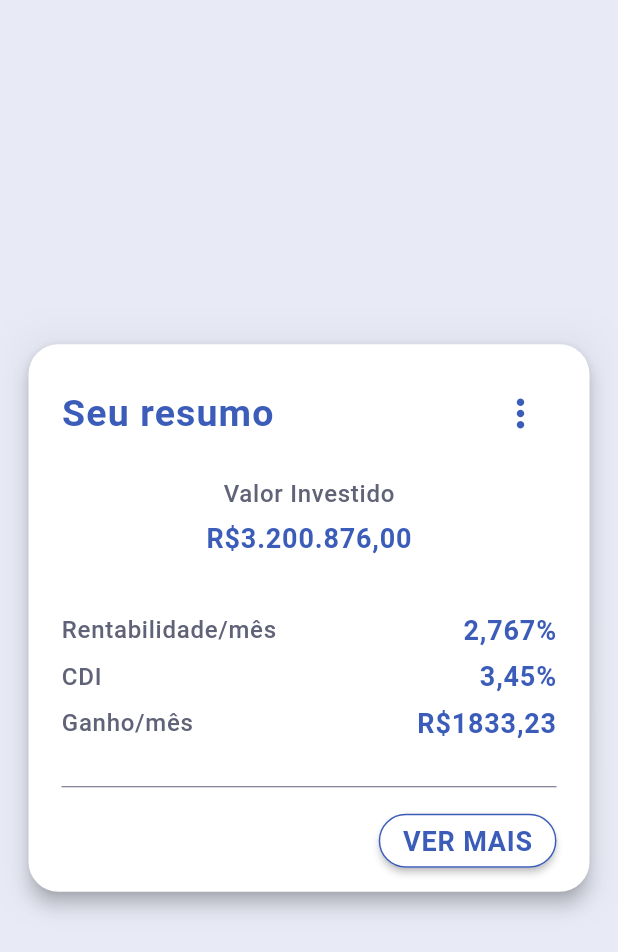
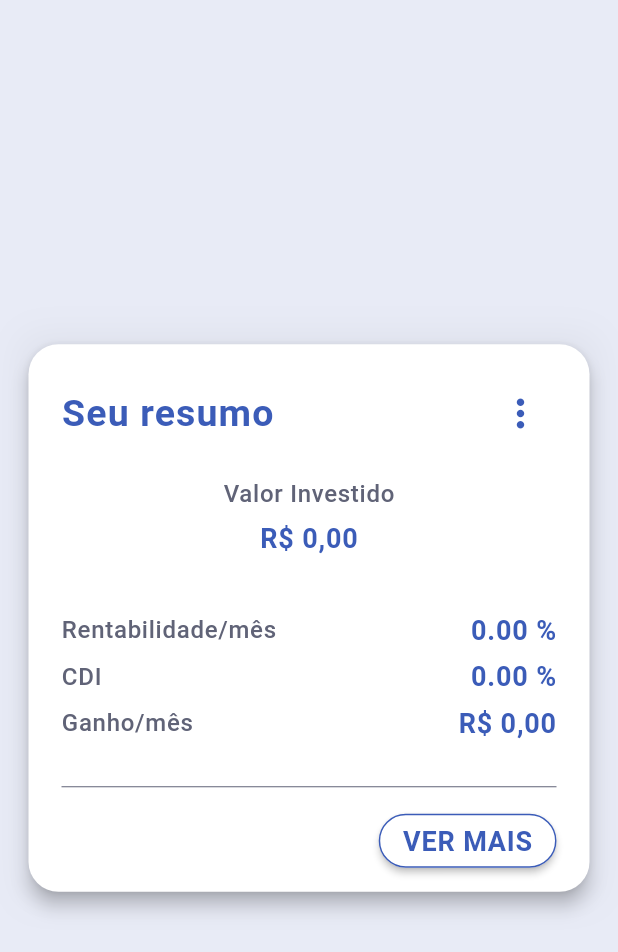
Before and after one commit to FelipeQueFez/challenge-fliper, a Flutter app: the screen it shows after launch, on a phone screen of 412 x 824 dp. Shown: the top 952 px of the screen. Run offline on Flutter 3.47's test engine with Material 2 defaults, Android fonts, the phone set to English and light mode, and no system bars; our stand-ins replace bloc, equatable, flutter_bloc, flutter_money_formatter, get_it; missing offline and left inert: hasura_connect.

```diff
--- a/lib/views/resume/bloc/resume_state.dart
+++ b/lib/views/resume/bloc/resume_state.dart
@@ -12,7 +12,12 @@ class ResumeState extends Equatable {
     return ResumeState(
       loading: false,
       error: '',
-      data: new ResumeModel(),
+      data: new ResumeModel(
+        cdi: 0,
+        gain: 0,
+        profitability: 0,
+        total: 0,
+      ),
     );
   }
   ResumeState copyWith({
--- a/lib/views/resume/resume_page.dart
+++ b/lib/views/resume/resume_page.dart
@@ -39,7 +39,7 @@ class _ResumePageState extends State<ResumePage> {
               if (state.loading) {
                 return CircularProgressIndicator();
               } else if (state.data != null) {
-                return ResumeCard();
+                return ResumeCard(model: state.data);
               } else {
                 return SizedBox.shrink();
               }
--- a/lib/views/resume/widgets/resume_card.dart
+++ b/lib/views/resume/widgets/resume_card.dart
@@ -1,12 +1,26 @@
 import 'package:challenge_fliper/app_colors.dart';
+import 'package:challenge_fliper/modules/hasura/models/resume_model.dart';
 import 'package:challenge_fliper/views/shared/spacer_box.dart';
 import 'package:challenge_fliper/views/shared/extensions.dart';
 import 'package:flutter/material.dart';
+import 'package:flutter_money_formatter/flutter_money_formatter.dart';
 
 class ResumeCard extends StatelessWidget {
+  final ResumeModel model;
+
   const ResumeCard({
     Key key,
+    @required this.model,
   }) : super(key: key);
+
+  static MoneyFormatterSettings _formatterSettings = MoneyFormatterSettings(
+    symbol: 'R\$',
+    thousandSeparator: '.',
+    decimalSeparator: ',',
+    symbolAndNumberSeparator: ' ',
+    fractionDigits: 2,
+    compactFormatType: CompactFormatType.short,
+  );
 
   @override
   Widget build(BuildContext context) {
@@ -87,7 +101,10 @@ class ResumeCard extends StatelessWidget {
       mainAxisAlignment: MainAxisAlignment.spaceBetween,
       children: <Widget>[
         "Ganho/mês".bodyText1(context),
-        "R\$1833,23".bodyText2(context),
+        FlutterMoneyFormatter(
+          amount: model.gain,
+          settings: _formatterSettings,
+        ).output.symbolOnLeft.bodyText2(context),
       ],
     );
   }
@@ -97,7 +114,7 @@ class ResumeCard extends StatelessWidget {
       mainAxisAlignment: MainAxisAlignment.spaceBetween,
       children: <Widget>[
         "CDI".bodyText1(context),
-        "3,45%".bodyText2(context),
+        "${model.cdi.toStringAsPrecision(3)} %".bodyText2(context),
       ],
     );
   }
@@ -107,7 +124,7 @@ class ResumeCard extends StatelessWidget {
       mainAxisAlignment: MainAxisAlignment.spaceBetween,
       children: <Widget>[
         "Rentabilidade/mês".bodyText1(context),
-        "2,767%".bodyText2(context),
+        "${model.profitability.toStringAsPrecision(3)} %".bodyText2(context),
       ],
     );
   }
@@ -117,7 +134,10 @@ class ResumeCard extends StatelessWidget {
       children: <Widget>[
         "Valor Investido".bodyText1(context),
         SpacerBox.v10,
-        "R\$3.200.876,00".bodyText2(context),
+        FlutterMoneyFormatter(
+          amount: double.parse(model.total.toString()),
+          settings: _formatterSettings,
+        ).output.symbolOnLeft.bodyText2(context),
       ],
     );
   }
--- a/pubspec.yaml
+++ b/pubspec.yaml
@@ -32,6 +32,7 @@ dependencies:
   flutter_bloc: ^3.2.0
   equatable: ^1.1.1
   hasura_connect: ^1.2.1+1
+  flutter_money_formatter: ^0.8.3
 
 dev_dependencies:
   flutter_test:
```
